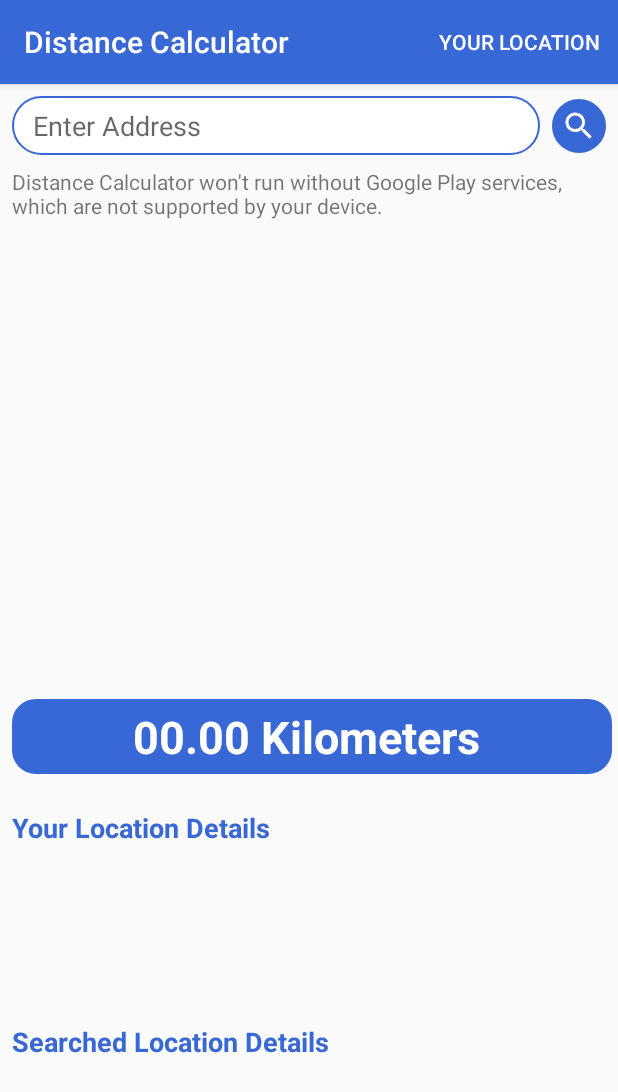
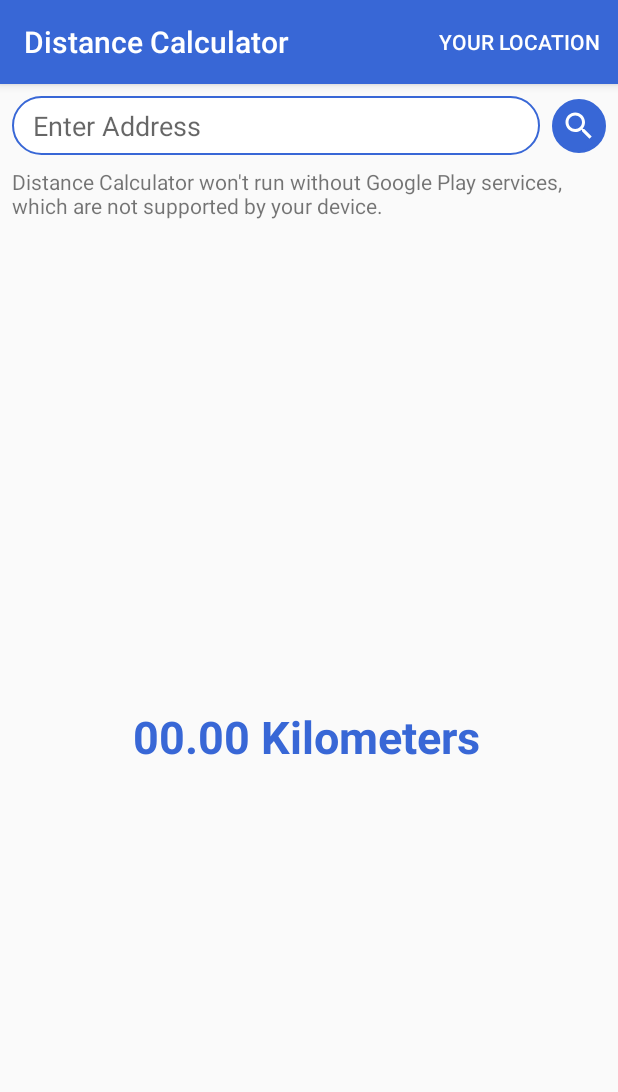
Before and after one commit to nidheeshmd/DistanceCalcEntfernungsrechner, an Android app: the screen it shows after launch (MainActivity), after a tap on "YOUR LOCATION", on a phone screen of 412 x 824 dp. Shown: the top 1092 px of the screen. Run offline under Robolectric (Android 15) with nearby library versions, the phone set to English and light mode, and no system bars; 2 statements that could not run were skipped.

Commit message:
code and design optimization 3

```diff
--- a/app/src/main/java/com/example/distancecalc/MainActivity.java
+++ b/app/src/main/java/com/example/distancecalc/MainActivity.java
@@ -85,16 +85,8 @@ public class MainActivity extends AppCompatActivity implements OnMapReadyCallbac
         mBtnLocate.setOnClickListener(this::geoLocate);
         initGoogleMap();
         mLocationClient = new FusedLocationProviderClient(this);
-        mTxtCurLoc = findViewById(R.id.txtCurLoc);
-        mTxtCurLoc.setText(Html.fromHtml("<strong>Your Location Details</strong>" ));
-        mTxtCurLoc.setTextColor(Color.parseColor("#3867d6"));
-        mTxtSerLoc = findViewById(R.id.txtSerLoc);
-        mTxtSerLoc.setText(Html.fromHtml("<strong>Searched Location Details</strong>" ));
-        mTxtSerLoc.setTextColor(Color.parseColor("#3867d6"));
-        mTxtDistance = findViewById(R.id.txtDistance);
-        mTxtDistance.setText(Html.fromHtml("<strong> 00.00 Kilometers </strong>"));
-        mTxtDistance.setTextColor(Color.parseColor("#ffffff"));
 
+clearText();
         mLocationCallback = new LocationCallback() {
             @Override
             public void onLocationResult(LocationResult locationResult) {
@@ -105,8 +97,6 @@ public class MainActivity extends AppCompatActivity implements OnMapReadyCallbac
 
                 setCurLoc(location.getLatitude(),location.getLongitude());
                 if(intFlag == 1) {
-                    //Toast.makeText(MainActivity.this, location.getLatitude() + " \n" +
-                     //       location.getLongitude(), Toast.LENGTH_SHORT).show();
                     Log.d(TAG, "onLocationResult: " + location.getLatitude() + " \n" +
                             location.getLongitude());
                     gotoLocation(dblCurLan, dblCurLang);
@@ -119,6 +109,18 @@ public class MainActivity extends AppCompatActivity implements OnMapReadyCallbac
         getLocationUpdates();
     }
 
+    private void clearText()
+    {
+        mTxtCurLoc = findViewById(R.id.txtCurLoc);
+        mTxtCurLoc.setText(Html.fromHtml("<strong></strong>" ));
+        mTxtCurLoc.setTextColor(Color.parseColor("#3867d6"));
+        mTxtSerLoc = findViewById(R.id.txtSerLoc);
+        mTxtSerLoc.setText(Html.fromHtml("<strong></strong>" ));
+        mTxtSerLoc.setTextColor(Color.parseColor("#3867d6"));
+        mTxtDistance = findViewById(R.id.txtDistance);
+        mTxtDistance.setText(Html.fromHtml("<strong> 00.00 Kilometers </strong>"));
+        mTxtDistance.setTextColor(Color.parseColor("#3867d6"));
+    }
     private void setCurLoc( double lat, double lng)
     {
         dblCurLan =lat;
@@ -200,11 +202,6 @@ public class MainActivity extends AppCompatActivity implements OnMapReadyCallbac
             else{
                 Toast.makeText(MainActivity.this,
                         "Please enter valid location address.", Toast.LENGTH_LONG).show();
-               // AlertDialog alertDialog = new AlertDialog.Builder(this)
-                //        .setTitle("Valid Location")
-                //        .setMessage("Please enter valid location address.")
-
-                     //   .show();
             }
         } catch (IOException e) {
         }
@@ -235,7 +232,6 @@ public class MainActivity extends AppCompatActivity implements OnMapReadyCallbac
             }
         }
     }
-
 
     @Override
     public void onMapReady(GoogleMap googleMap) {
@@ -314,7 +310,9 @@ public class MainActivity extends AppCompatActivity implements OnMapReadyCallbac
         switch (id) {
             case R.id.current_location: {
                 intFlag = 1;
+                clearText();
                 getLocationUpdates();
+
                 break;
             }
         }
--- a/app/src/main/res/drawable/ovalbtn.xml
+++ b/app/src/main/res/drawable/ovalbtn.xml
@@ -1,5 +1,8 @@
 <?xml version="1.0" encoding="utf-8"?>
 <shape xmlns:android="http://schemas.android.com/apk/res/android">
+    <gradient android:angle="270"
+        android:endColor="#E2E2E2" android:startColor="#BABABA" />
+    <stroke android:width="1dp" android:color="#BABABA" />
     <corners android:radius="50dp"/>
     <stroke android:width="1dp"
         android:color="?attr/colorPrimary" />
--- a/app/src/main/res/layout/content_main.xml
+++ b/app/src/main/res/layout/content_main.xml
@@ -1,9 +1,11 @@
 <?xml version="1.0" encoding="utf-8"?>
-<androidx.constraintlayout.widget.ConstraintLayout xmlns:android="http://schemas.android.com/apk/res/android"
+<androidx.constraintlayout.widget.ConstraintLayout
+    xmlns:android="http://schemas.android.com/apk/res/android"
     xmlns:app="http://schemas.android.com/apk/res-auto"
     xmlns:maps="http://schemas.android.com/apk/res-auto"
     android:layout_width="match_parent"
     android:layout_height="match_parent"
+    android:background="@color/colorBG"
     xmlns:tools="http://schemas.android.com/tools"
     xmlns:map="http://schemas.android.com/apk/res-auto"
     app:layout_behavior="@string/appbar_scrolling_view_behavior"
@@ -45,7 +47,6 @@
         app:layout_constraintTop_toTopOf="parent"
         android:background="@drawable/ovalbtn"
         android:padding="6dp"
-
         android:layout_marginRight="8dp" />
 
     <fragment
@@ -85,7 +86,6 @@
         android:layout_marginBottom="8dp"
         android:layout_marginRight="4dp"
         android:layout_marginLeft="8dp"
-        android:background="@drawable/textblock"
         android:gravity="center" />
 
     <TextView
--- a/app/src/main/res/values/colors.xml
+++ b/app/src/main/res/values/colors.xml
@@ -3,4 +3,5 @@
     <color name="colorPrimary">#3867d6</color>
     <color name="colorPrimaryDark">#3700B3</color>
     <color name="colorAccent">#03DAC5</color>
+    <color name="colorBG">#FAFAFA</color>
 </resources>
```
